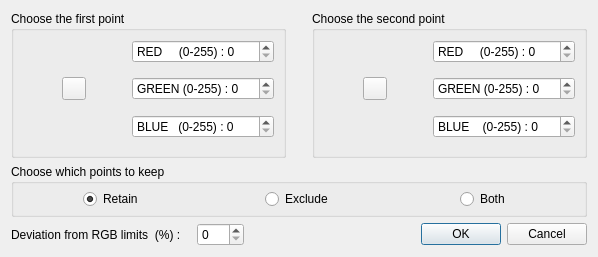
ckeleshi/ptrans, file RgbDialog.ui: the form before one commit.
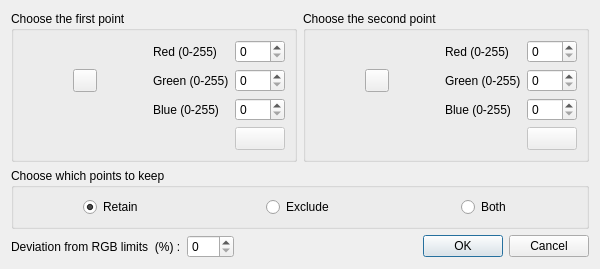
The form after the commit. Icons and pictures are not drawn.

Commit message: Bug fix: clicking on a blank part of the 3D view could lead to a crash Bug fix: the HSV dialog was cropping the Hue value to 255 Improvements: improved dialogs, with preview of the picked RGB color Syntax cleanup

The edit to the form file:
```diff
--- a/RgbDialog.ui
+++ b/RgbDialog.ui
@@ -6,23 +6,15 @@
    <rect>
     <x>0</x>
     <y>0</y>
-    <width>598</width>
-    <height>257</height>
+    <width>600</width>
+    <height>260</height>
    </rect>
   </property>
-  <property name="sizePolicy">
-   <sizepolicy hsizetype="Fixed" vsizetype="Fixed">
-    <horstretch>0</horstretch>
-    <verstretch>0</verstretch>
-   </sizepolicy>
-  </property>
   <property name="windowTitle">
    <string>RGB color setting</string>
   </property>
   <layout class="QVBoxLayout" name="verticalLayout">
    <item>
-    <layout class="QVBoxLayout" name="verticalLayout_2">
-     <item>
       <layout class="QHBoxLayout" name="horizontalLayout">
        <item>
         <widget class="QGroupBox" name="centerGroupBox">
@@ -33,98 +25,28 @@
           <bool>true</bool>
          </property>
          <layout class="QGridLayout" name="gridLayout_3">
+        <item row="1" column="4">
+         <widget class="QSpinBox" name="green_first">
+          <property name="maximum">
+           <number>255</number>
+          </property>
+         </widget>
+        </item>
           <item row="0" column="3">
-           <widget class="QDoubleSpinBox" name="red_first">
-            <property name="prefix">
-             <string notr="true">RED     (0-255) : </string>
-            </property>
-            <property name="decimals">
-             <number>0</number>
-            </property>
-            <property name="minimum">
-             <double>0.000000000000000</double>
-            </property>
-            <property name="maximum">
-             <double>255.000000000000000</double>
-            </property>
-           </widget>
-          </item>
-          <item row="2" column="1">
-           <widget class="QToolButton" name="pointPickingButton_first">
-            <property name="toolTip">
-             <string>Pick the plane center (click again to cancel)</string>
-            </property>
-            <property name="icon">
-             <iconset resource="../../../../qCC/icons.qrc">
-              <normaloff>:/CC/images/ccPointPicking.png</normaloff>:/CC/images/ccPointPicking.png</iconset>
-            </property>
-            <property name="checkable">
-             <bool>true</bool>
-            </property>
-           </widget>
-          </item>
-          <item row="1" column="3">
-           <spacer name="verticalSpacer_3">
-            <property name="orientation">
-             <enum>Qt::Vertical</enum>
-            </property>
-            <property name="sizeType">
-             <enum>QSizePolicy::Expanding</enum>
-            </property>
-            <property name="sizeHint" stdset="0">
-             <size>
-              <width>20</width>
-              <height>10</height>
-             </size>
-            </property>
-           </spacer>
-          </item>
-          <item row="2" column="2">
-           <spacer name="horizontalSpacer_3">
-            <property name="orientation">
-             <enum>Qt::Horizontal</enum>
-            </property>
-            <property name="sizeHint" stdset="0">
-             <size>
-              <width>40</width>
-              <height>20</height>
-             </size>
-            </property>
-           </spacer>
-          </item>
+         <widget class="QLabel" name="label">
+          <property name="text">
+           <string>Red (0-255)</string>
+          </property>
+         </widget>
+        </item>
           <item row="3" column="3">
-           <spacer name="verticalSpacer_4">
-            <property name="orientation">
-             <enum>Qt::Vertical</enum>
-            </property>
-            <property name="sizeType">
-             <enum>QSizePolicy::Expanding</enum>
-            </property>
-            <property name="sizeHint" stdset="0">
-             <size>
-              <width>20</width>
-              <height>10</height>
-             </size>
-            </property>
-           </spacer>
-          </item>
-          <item row="4" column="3">
-           <widget class="QDoubleSpinBox" name="blue_first">
-            <property name="prefix">
-             <string notr="true">BLUE   (0-255) : </string>
-            </property>
-            <property name="decimals">
-             <number>0</number>
-            </property>
-            <property name="minimum">
-             <double>0.000000000000000</double>
-            </property>
-            <property name="maximum">
-             <double>255.000000000000000</double>
+         <widget class="QLabel" name="label_3">
+          <property name="text">
+           <string>Blue (0-255)</string>
             </property>
            </widget>
           </item>
-          <item row="2" column="0">
+        <item row="1" column="0">
            <spacer name="horizontalSpacer_4">
             <property name="orientation">
              <enum>Qt::Horizontal</enum>
@@ -137,54 +59,70 @@
             </property>
            </spacer>
           </item>
-          <item row="2" column="3">
-           <widget class="QDoubleSpinBox" name="green_first">
-            <property name="prefix">
-             <string notr="true">GREEN (0-255) : </string>
-            </property>
-            <property name="decimals">
-             <number>0</number>
-            </property>
-            <property name="minimum">
-             <double>0.000000000000000</double>
-            </property>
+        <item row="1" column="3">
+         <widget class="QLabel" name="label_2">
+          <property name="text">
+           <string>Green (0-255)</string>
+          </property>
+         </widget>
+        </item>
+        <item row="4" column="4">
+         <widget class="QToolButton" name="firstColorToolButton">
+          <property name="enabled">
+           <bool>false</bool>
+          </property>
+          <property name="sizePolicy">
+           <sizepolicy hsizetype="Expanding" vsizetype="Fixed">
+            <horstretch>0</horstretch>
+            <verstretch>0</verstretch>
+           </sizepolicy>
+          </property>
+         </widget>
+        </item>
+        <item row="0" column="4">
+         <widget class="QSpinBox" name="red_first">
             <property name="maximum">
-             <double>255.000000000000000</double>
+           <number>255</number>
             </property>
            </widget>
           </item>
-          <item row="5" column="3">
-           <spacer name="verticalSpacer_7">
-            <property name="orientation">
-             <enum>Qt::Vertical</enum>
-            </property>
-            <property name="sizeType">
-             <enum>QSizePolicy::Expanding</enum>
-            </property>
-            <property name="sizeHint" stdset="0">
-             <size>
-              <width>20</width>
-              <height>10</height>
-             </size>
-            </property>
-           </spacer>
-          </item>
-         </layout>
-        </widget>
-       </item>
-       <item>
-        <spacer name="horizontalSpacer_5">
+        <item row="1" column="2">
+         <spacer name="horizontalSpacer_3">
          <property name="orientation">
           <enum>Qt::Horizontal</enum>
          </property>
          <property name="sizeHint" stdset="0">
           <size>
-           <width>20</width>
+            <width>40</width>
            <height>20</height>
           </size>
          </property>
         </spacer>
        </item>
+        <item row="3" column="4">
+         <widget class="QSpinBox" name="blue_first">
+          <property name="maximum">
+           <number>255</number>
+          </property>
+         </widget>
+        </item>
+        <item row="1" column="1">
+         <widget class="QToolButton" name="pointPickingButton_first">
+          <property name="toolTip">
+           <string>Pick the plane center (click again to cancel)</string>
+          </property>
+          <property name="icon">
+           <iconset resource="../../../../qCC/icons.qrc">
+            <normaloff>:/CC/images/ccPointPicking.png</normaloff>:/CC/images/ccPointPicking.png</iconset>
+          </property>
+          <property name="checkable">
+           <bool>true</bool>
+          </property>
+         </widget>
+        </item>
+       </layout>
+      </widget>
+     </item>
        <item>
         <widget class="QGroupBox" name="centerGroupBox_2">
          <property name="title">
@@ -194,23 +132,34 @@
           <bool>true</bool>
          </property>
          <layout class="QGridLayout" name="gridLayout_4">
-          <item row="0" column="3">
-           <widget class="QDoubleSpinBox" name="red_second">
-            <property name="prefix">
-             <string notr="true">RED     (0-255) : </string>
-            </property>
-            <property name="decimals">
-             <number>0</number>
-            </property>
-            <property name="minimum">
-             <double>0.000000000000000</double>
-            </property>
+        <item row="1" column="2">
+         <spacer name="horizontalSpacer_6">
+          <property name="orientation">
+           <enum>Qt::Horizontal</enum>
+          </property>
+          <property name="sizeHint" stdset="0">
+           <size>
+            <width>40</width>
+            <height>20</height>
+           </size>
+          </property>
+         </spacer>
+        </item>
+        <item row="2" column="4">
+         <widget class="QSpinBox" name="blue_second">
             <property name="maximum">
-             <double>255.000000000000000</double>
+           <number>255</number>
             </property>
            </widget>
           </item>
-          <item row="2" column="1">
+        <item row="1" column="3">
+         <widget class="QLabel" name="label_4">
+          <property name="text">
+           <string>Green (0-255)</string>
+          </property>
+         </widget>
+        </item>
+        <item row="1" column="1">
            <widget class="QToolButton" name="pointPickingButton_second">
             <property name="toolTip">
              <string>Pick the plane center (click again to cancel)</string>
@@ -224,71 +173,14 @@
             </property>
            </widget>
           </item>
-          <item row="1" column="3">
-           <spacer name="verticalSpacer_5">
-            <property name="orientation">
-             <enum>Qt::Vertical</enum>
-            </property>
-            <property name="sizeType">
-             <enum>QSizePolicy::Expanding</enum>
-            </property>
-            <property name="sizeHint" stdset="0">
-             <size>
-              <width>20</width>
-              <height>10</height>
-             </size>
-            </property>
-           </spacer>
-          </item>
-          <item row="4" column="3">
-           <widget class="QDoubleSpinBox" name="blue_second">
-            <property name="prefix">
-             <string notr="true">BLUE    (0-255) : </string>
-            </property>
-            <property name="decimals">
-             <number>0</number>
-            </property>
-            <property name="minimum">
-             <double>0.000000000000000</double>
-            </property>
-            <property name="maximum">
-             <double>255.000000000000000</double>
-            </property>
-           </widget>
-          </item>
-          <item row="3" column="3">
-           <spacer name="verticalSpacer_6">
-            <property name="orientation">
-             <enum>Qt::Vertical</enum>
-            </property>
-            <property name="sizeType">
-             <enum>QSizePolicy::Expanding</enum>
-            </property>
-            <property name="sizeHint" stdset="0">
-             <size>
-              <width>20</width>
-              <height>10</height>
-             </size>
-            </property>
-           </spacer>
-          </item>
-          <item row="2" column="3">
-           <widget class="QDoubleSpinBox" name="green_second">
-            <property name="prefix">
-             <string notr="true">GREEN (0-255) : </string>
-            </property>
-            <property name="decimals">
-             <number>0</number>
-            </property>
-            <property name="minimum">
-             <double>0.000000000000000</double>
-            </property>
-            <property name="maximum">
-             <double>255.000000000000000</double>
-            </property>
-           </widget>
-          </item>
-          <item row="2" column="0">
+        <item row="0" column="3">
+         <widget class="QLabel" name="label_5">
+          <property name="text">
+           <string>Red (0-255)</string>
+          </property>
+         </widget>
+        </item>
+        <item row="1" column="0">
            <spacer name="horizontalSpacer_7">
             <property name="orientation">
              <enum>Qt::Horizontal</enum>
@@ -301,34 +193,39 @@
             </property>
            </spacer>
           </item>
-          <item row="2" column="2">
-           <spacer name="horizontalSpacer_6">
-            <property name="orientation">
-             <enum>Qt::Horizontal</enum>
-            </property>
-            <property name="sizeHint" stdset="0">
-             <size>
-              <width>40</width>
-              <height>20</height>
-             </size>
-            </property>
-           </spacer>
-          </item>
-          <item row="5" column="3">
-           <spacer name="verticalSpacer_8">
-            <property name="orientation">
-             <enum>Qt::Vertical</enum>
-            </property>
-            <property name="sizeType">
-             <enum>QSizePolicy::Expanding</enum>
-            </property>
-            <property name="sizeHint" stdset="0">
-             <size>
-              <width>20</width>
-              <height>10</height>
-             </size>
-            </property>
-           </spacer>
+        <item row="1" column="4">
+         <widget class="QSpinBox" name="green_second">
+          <property name="maximum">
+           <number>255</number>
+          </property>
+         </widget>
+        </item>
+        <item row="2" column="3">
+         <widget class="QLabel" name="label_6">
+          <property name="text">
+           <string>Blue (0-255)</string>
+          </property>
+         </widget>
+        </item>
+        <item row="0" column="4">
+         <widget class="QSpinBox" name="red_second">
+          <property name="maximum">
+           <number>255</number>
+          </property>
+         </widget>
+        </item>
+        <item row="3" column="4">
+         <widget class="QToolButton" name="secondColorToolButton">
+          <property name="enabled">
+           <bool>false</bool>
+          </property>
+          <property name="sizePolicy">
+           <sizepolicy hsizetype="Expanding" vsizetype="Fixed">
+            <horstretch>0</horstretch>
+            <verstretch>0</verstretch>
+           </sizepolicy>
+          </property>
+         </widget>
           </item>
          </layout>
         </widget>
@@ -337,19 +234,16 @@
      </item>
      <item>
       <widget class="QGroupBox" name="horizontalGroupBox">
+     <property name="sizePolicy">
+      <sizepolicy hsizetype="Preferred" vsizetype="Maximum">
+       <horstretch>0</horstretch>
+       <verstretch>0</verstretch>
+      </sizepolicy>
+     </property>
        <property name="title">
         <string>Choose which points to keep </string>
        </property>
        <layout class="QHBoxLayout" name="horizontalLayout_2">
-        <property name="spacing">
-         <number>6</number>
-        </property>
-        <property name="topMargin">
-         <number>5</number>
-        </property>
-        <property name="bottomMargin">
-         <number>5</number>
-        </property>
         <item alignment="Qt::AlignHCenter">
          <widget class="QRadioButton" name="retain">
           <property name="text">
@@ -378,7 +272,39 @@
       </widget>
      </item>
      <item>
+    <spacer name="verticalSpacer">
+     <property name="orientation">
+      <enum>Qt::Vertical</enum>
+     </property>
+     <property name="sizeHint" stdset="0">
+      <size>
+       <width>577</width>
+       <height>11</height>
+      </size>
+     </property>
+    </spacer>
+   </item>
+   <item>
+    <widget class="QFrame" name="bottomFrame">
+     <property name="sizePolicy">
+      <sizepolicy hsizetype="Preferred" vsizetype="Maximum">
+       <horstretch>0</horstretch>
+       <verstretch>0</verstretch>
+      </sizepolicy>
+     </property>
       <layout class="QHBoxLayout" name="horizontalLayout_bottom">
+      <property name="leftMargin">
+       <number>0</number>
+      </property>
+      <property name="topMargin">
+       <number>0</number>
+      </property>
+      <property name="rightMargin">
+       <number>0</number>
+      </property>
+      <property name="bottomMargin">
+       <number>0</number>
+      </property>
        <item>
         <widget class="QLabel" name="margin_label">
          <property name="text">
@@ -386,22 +312,6 @@
          </property>
         </widget>
        </item>
-       <item>
-        <spacer name="horizontalSpacer">
-         <property name="orientation">
-          <enum>Qt::Horizontal</enum>
-         </property>
-         <property name="sizeType">
-          <enum>QSizePolicy::Fixed</enum>
-         </property>
-         <property name="sizeHint" stdset="0">
-          <size>
-           <width>10</width>
-           <height>20</height>
-          </size>
-         </property>
-        </spacer>
-       </item>
        <item>
         <widget class="QSpinBox" name="margin">
          <property name="maximum">
@@ -433,8 +343,7 @@
         </widget>
        </item>
       </layout>
-     </item>
-    </layout>
+    </widget>
    </item>
   </layout>
  </widget>
```
Left out of the diff: 4 changed lines with no effect on the pictures. Lines whose indentation alone changed are shown as unchanged. The commit also changes 9 other files.
